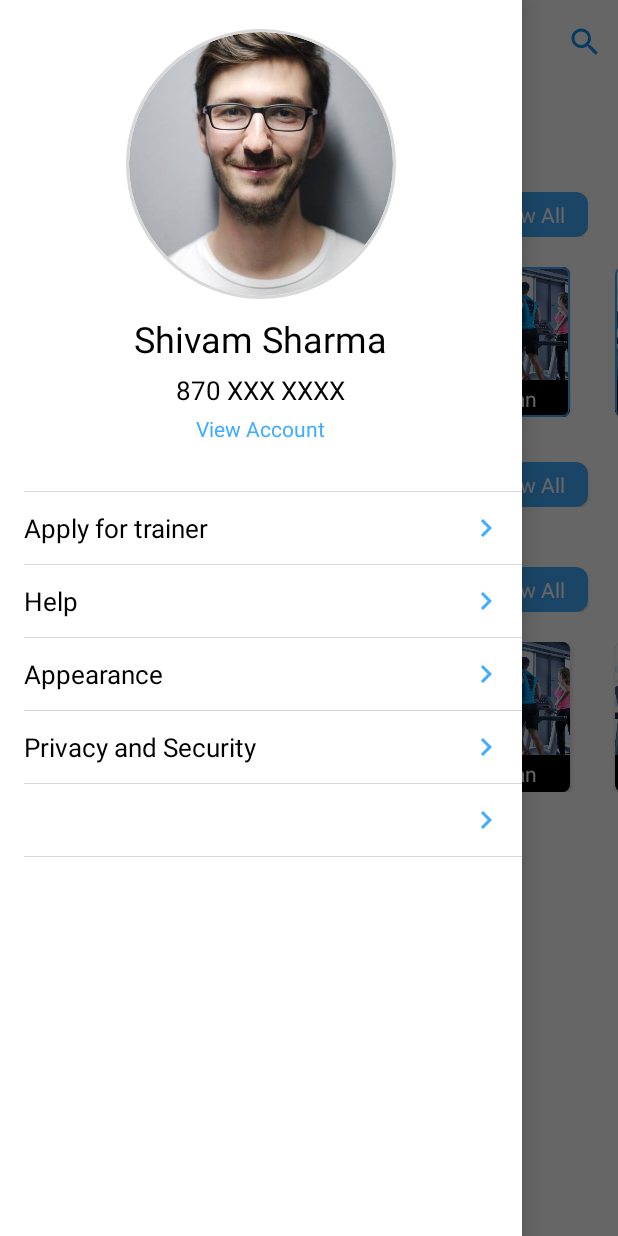
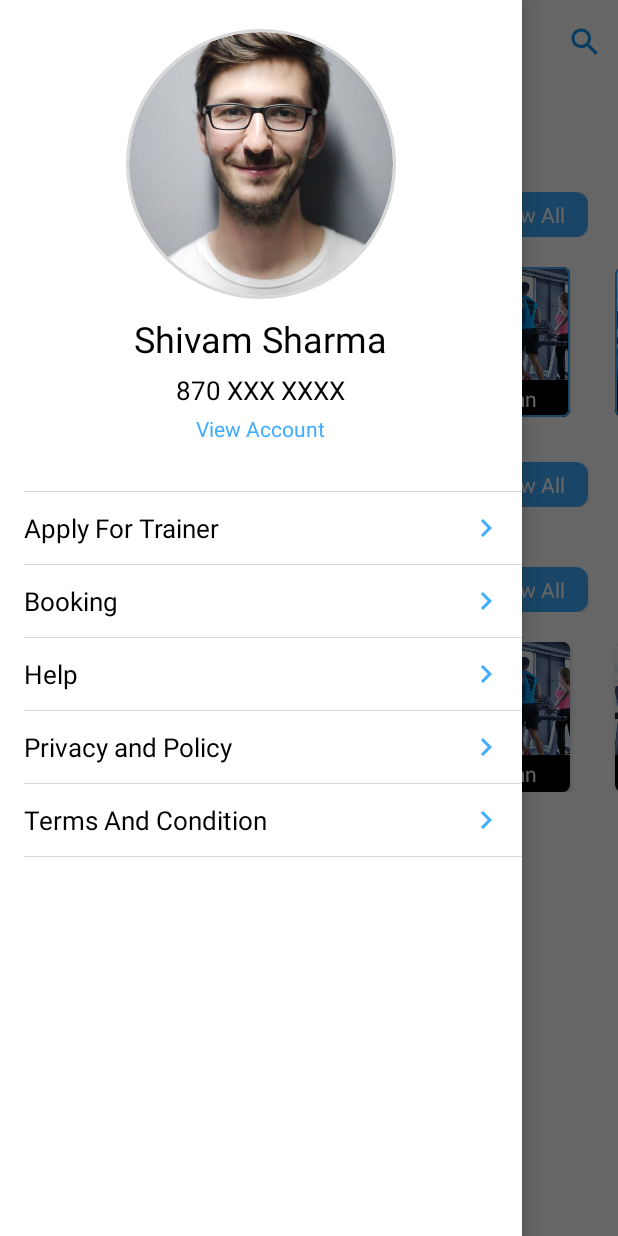
Before and after one commit to BudhiParkash/GTrainer, an Android app: the MainActivity screen opened directly, with no data from a screen before it, with the side drawer open, on a phone screen of 412 x 824 dp. Run offline under Robolectric (Android 15) with nearby library versions, the phone set to English and light mode, and no system bars; our stand-ins replace CircleImageView, Firebase (no records; nobody signed in at launch, a user with empty details on screens opened directly); libraries missing offline, so code that uses them is left out: com.yarolegovich.discretescrollview, ru.tinkoff.scrollingpagerindicator; plain views replace DiscreteScrollView, ScrollingPagerIndicator; 4 statements that could not run were skipped.

Commit message:
MenuActivity

```diff
--- a/app/src/main/java/com/example/gtrainer/MainActivity.java
+++ b/app/src/main/java/com/example/gtrainer/MainActivity.java
@@ -19,11 +19,15 @@ import androidx.recyclerview.widget.RecyclerView;
 import androidx.recyclerview.widget.SnapHelper;
 
 import com.example.gtrainer.Activity.All_List_Trainer;
-import com.example.gtrainer.Activity.Apply_For_Trainer;
 import com.example.gtrainer.Adapter.AddvertismentAdapter;
 import com.example.gtrainer.Adapter.PopularAdapter;
 import com.example.gtrainer.model.Ads_Pojo;
 import com.example.gtrainer.model.PopularPojo;
+import com.example.gtrainer.ui.SideMenuActivity.Apply_For_Trainer;
+import com.example.gtrainer.ui.SideMenuActivity.BookingActivity;
+import com.example.gtrainer.ui.SideMenuActivity.HelpActivity;
+import com.example.gtrainer.ui.SideMenuActivity.PrivacyAndPolicyActivity;
+import com.example.gtrainer.ui.SideMenuActivity.TermsAndConditionActivity;
 import com.google.android.gms.tasks.OnFailureListener;
 import com.google.android.gms.tasks.OnSuccessListener;
 import com.google.android.material.card.MaterialCardView;
@@ -65,7 +69,11 @@ public class MainActivity extends AppCompatActivity {
 
     FirebaseFirestore db = FirebaseFirestore.getInstance();
 
-    LinearLayoutManager linearLayoutManager = new LinearLayoutManager(this , LinearLayoutManager.HORIZONTAL , false);
+    LinearLayoutManager linearLayoutManager = new LinearLayoutManager(this, LinearLayoutManager.HORIZONTAL, false);
+    private RelativeLayout mBookingLayout;
+    private RelativeLayout mHelpLayout;
+    private RelativeLayout mPrivacyLayout;
+    private RelativeLayout mTermConditionL;
 
     @Override
     protected void onCreate(Bundle savedInstanceState) {
@@ -79,7 +87,7 @@ public class MainActivity extends AppCompatActivity {
         mViewAllTrainer.setOnClickListener(new View.OnClickListener() {
             @Override
             public void onClick(View v) {
-                Intent intent = new Intent(MainActivity.this , All_List_Trainer.class);
+                Intent intent = new Intent(MainActivity.this, All_List_Trainer.class);
                 startActivity(intent);
             }
         });
@@ -87,7 +95,43 @@ public class MainActivity extends AppCompatActivity {
         mApplyforTrainer.setOnClickListener(new View.OnClickListener() {
             @Override
             public void onClick(View v) {
-                Intent intent = new Intent(MainActivity.this , Apply_For_Trainer.class);
+                Intent intent = new Intent(MainActivity.this, Apply_For_Trainer.class);
+                startActivity(intent);
+                mDrawerLayout.closeDrawers();
+            }
+        });
+
+        mBookingLayout.setOnClickListener(new View.OnClickListener() {
+            @Override
+            public void onClick(View v) {
+                Intent intent = new Intent(MainActivity.this, BookingActivity.class);
+                startActivity(intent);
+                mDrawerLayout.closeDrawers();
+            }
+        });
+
+        mHelpLayout.setOnClickListener(new View.OnClickListener() {
+            @Override
+            public void onClick(View v) {
+                Intent intent = new Intent(MainActivity.this, HelpActivity.class);
+                startActivity(intent);
+                mDrawerLayout.closeDrawers();
+            }
+        });
+
+        mTermConditionL.setOnClickListener(new View.OnClickListener() {
+            @Override
+            public void onClick(View v) {
+                Intent intent = new Intent(MainActivity.this, TermsAndConditionActivity.class);
+                startActivity(intent);
+                mDrawerLayout.closeDrawers();
+            }
+        });
+
+        mPrivacyLayout.setOnClickListener(new View.OnClickListener() {
+            @Override
+            public void onClick(View v) {
+                Intent intent = new Intent(MainActivity.this, PrivacyAndPolicyActivity.class);
                 startActivity(intent);
                 mDrawerLayout.closeDrawers();
             }
@@ -120,7 +164,7 @@ public class MainActivity extends AppCompatActivity {
 
 
         DiscreteScrollView scrollView = findViewById(R.id.picker);
-        scrollView.setAdapter(new PopularAdapter(popularPojoList , MainActivity.this));
+        scrollView.setAdapter(new PopularAdapter(popularPojoList, MainActivity.this));
 
         scrollView.setItemTransformer(new ScaleTransformer.Builder()
                 .setMinScale(0.7f)
@@ -156,9 +200,7 @@ public class MainActivity extends AppCompatActivity {
 
                                         if (linearLayoutManager.findLastCompletelyVisibleItemPosition() < (mAds_Adapter.getItemCount() - 1)) {
                                             linearLayoutManager.smoothScrollToPosition(mRecycleAdds, new RecyclerView.State(), linearLayoutManager.findLastCompletelyVisibleItemPosition() + 1);
-                                        }
-
-                                        else if (linearLayoutManager.findLastCompletelyVisibleItemPosition() == (mAds_Adapter.getItemCount() - 1)) {
+                                        } else if (linearLayoutManager.findLastCompletelyVisibleItemPosition() == (mAds_Adapter.getItemCount() - 1)) {
                                             linearLayoutManager.smoothScrollToPosition(mRecycleAdds, new RecyclerView.State(), 0);
                                         }
                                     }
@@ -171,11 +213,11 @@ public class MainActivity extends AppCompatActivity {
                 @Override
                 public void onFailure(@NonNull Exception e) {
 
-                    Toast.makeText(MainActivity.this, "Failed to load" +e.getMessage(), Toast.LENGTH_SHORT).show();
+                    Toast.makeText(MainActivity.this, "Failed to load" + e.getMessage(), Toast.LENGTH_SHORT).show();
                 }
             });
         } catch (Exception e) {
-            Toast.makeText(this, ""+e.getMessage(), Toast.LENGTH_SHORT).show();
+            Toast.makeText(this, "" + e.getMessage(), Toast.LENGTH_SHORT).show();
         }
     }
 
@@ -190,5 +232,9 @@ public class MainActivity extends AppCompatActivity {
         mApplyforTrainer = findViewById(R.id.applyfortrainer_Layout);
 
 
+        mBookingLayout = findViewById(R.id.booking_layout);
+        mHelpLayout = findViewById(R.id.help_layout);
+        mPrivacyLayout = findViewById(R.id.privacy_layout);
+        mTermConditionL = findViewById(R.id.term_conditionL);
     }
 }
--- a/app/src/main/java/com/example/gtrainer/Activity/Apply_For_Trainer.java
+++ b/app/src/main/java/com/example/gtrainer/ui/SideMenuActivity/Apply_For_Trainer.java
@@ -1,4 +1,4 @@
-package com.example.gtrainer.Activity;
+package com.example.gtrainer.ui.SideMenuActivity;
 
 import androidx.appcompat.app.AppCompatActivity;
 
@@ -9,6 +9,7 @@ import android.view.View;
 import android.widget.Button;
 import android.widget.Toast;
 
+import com.example.gtrainer.Activity.Apply_For_Trainer_2;
 import com.example.gtrainer.Api.ApiClientInterface;
 import com.example.gtrainer.R;
 import com.example.gtrainer.model.User;
--- a/app/src/main/res/layout/activity_apply__for__trainer_2.xml
+++ b/app/src/main/res/layout/activity_apply__for__trainer_2.xml
@@ -4,7 +4,7 @@
     xmlns:tools="http://schemas.android.com/tools"
     android:layout_width="match_parent"
     android:layout_height="match_parent"
-    tools:context=".Activity.Apply_For_Trainer">
+    tools:context=".ui.SideMenuActivity.Apply_For_Trainer">
 
 
     <LinearLayout
--- a/app/src/main/res/layout/drawer_main.xml
+++ b/app/src/main/res/layout/drawer_main.xml
@@ -83,7 +83,38 @@
                     android:layout_height="wrap_content"
                     android:textSize="17sp"
                     android:layout_alignParentStart="true"
-                    android:text="Apply for trainer"
+                    android:text="Apply For Trainer"
+                    android:textColor="@color/textcolor" />
+
+                <TextView
+                    android:layout_width="wrap_content"
+                    android:layout_height="wrap_content"
+                    android:layout_alignParentEnd="true"
+                    android:layout_marginEnd="12dp"
+                    android:drawableLeft="@drawable/ic_navigate_next_24"
+                    app:drawableStartCompat="@drawable/ic_navigate_next_24" />
+
+
+
+            </RelativeLayout>
+
+            <View
+                android:layout_marginTop="12dp"
+                android:layout_width="match_parent"
+                android:layout_height=".5dp"
+                android:background="@color/viewline"/>
+            <RelativeLayout
+                android:id="@+id/booking_layout"
+                android:layout_marginTop="12dp"
+                android:layout_width="match_parent"
+                android:layout_height="wrap_content">
+
+                <TextView
+                    android:layout_width="wrap_content"
+                    android:layout_height="wrap_content"
+                    android:textSize="17sp"
+                    android:layout_alignParentStart="true"
+                    android:text="Booking"
                     android:textColor="@color/textcolor"
                     android:layout_alignParentLeft="true" />
 
@@ -125,44 +156,8 @@
                     android:layout_width="wrap_content"
                     android:layout_height="wrap_content"
                     android:layout_alignParentEnd="true"
-                    android:layout_alignParentRight="true"
                     android:layout_marginEnd="12dp"
                     android:drawableStart="@drawable/ic_navigate_next_24"
-                    android:drawableLeft="@drawable/ic_navigate_next_24"
-                    android:layout_marginRight="12dp" />
-
-
-
-            </RelativeLayout>
-
-            <View
-                android:layout_marginTop="12dp"
-                android:layout_width="match_parent"
-                android:layout_height=".5dp"
-                android:background="@color/viewline"/>
-            <RelativeLayout
-                android:id="@+id/appearance_layout"
-                android:layout_marginTop="12dp"
-                android:layout_width="match_parent"
-                android:layout_height="wrap_content">
-
-                <TextView
-                    android:layout_width="wrap_content"
-                    android:layout_height="wrap_content"
-                    android:textSize="17sp"
-                    android:layout_alignParentStart="true"
-                    android:text="Appearance"
-                    android:textColor="@color/textcolor"
-                    android:layout_alignParentLeft="true" />
-
-                <TextView
-                    android:layout_width="wrap_content"
-                    android:layout_height="wrap_content"
-                    android:layout_alignParentEnd="true"
-                    android:layout_alignParentRight="true"
-                    android:layout_marginEnd="12dp"
-                    android:drawableStart="@drawable/ic_navigate_next_24"
-                    android:drawableLeft="@drawable/ic_navigate_next_24"
                     android:layout_marginRight="12dp" />
 
 
@@ -185,7 +180,7 @@
                     android:layout_height="wrap_content"
                     android:textSize="17sp"
                     android:layout_alignParentStart="true"
-                    android:text="Privacy and Security"
+                    android:text="Privacy and Policy"
                     android:textColor="@color/textcolor"
                     android:layout_alignParentLeft="true" />
 
@@ -209,7 +204,7 @@
                 android:background="@color/viewline"/>
 
             <RelativeLayout
-                android:id="@+id/invite_friends"
+                android:id="@+id/term_conditionL"
                 android:layout_marginTop="12dp"
                 android:layout_width="match_parent"
                 android:layout_height="wrap_content">
@@ -218,8 +213,9 @@
                     android:layout_width="wrap_content"
                     android:layout_height="wrap_content"
                     android:textSize="17sp"
+                    android:textColor="@color/textcolor"
                     android:layout_alignParentStart="true"
-                    android:text="Invite Friends"
+                    android:text="Terms And Condition"
                     android:layout_alignParentLeft="true" />
 
                 <TextView
```
Also changed, not shown: app/src/main/AndroidManifest.xml (+6 -2 lines), app/src/main/java/com/example/gtrainer/ui/SideMenuActivity/BookingActivity.java (added, +16 -0 lines), app/src/main/java/com/example/gtrainer/ui/SideMenuActivity/HelpActivity.java (added, +16 -0 lines), app/src/main/java/com/example/gtrainer/ui/SideMenuActivity/PrivacyAndPolicyActivity.java (added, +16 -0 lines), app/src/main/java/com/example/gtrainer/ui/SideMenuActivity/TermsAndConditionActivity.java (added, +16 -0 lines), app/src/main/res/layout/activity_apply__for__trainer.xml (+8 -6 lines), app/src/main/res/layout/activity_booking.xml (added, +49 -0 lines), app/src/main/res/layout/activity_help.xml (added, +48 -0 lines), app/src/main/res/layout/activity_privacy_and_policy.xml (added, +50 -0 lines), app/src/main/res/layout/activity_terms_and_condition.xml (added, +49 -0 lines).
